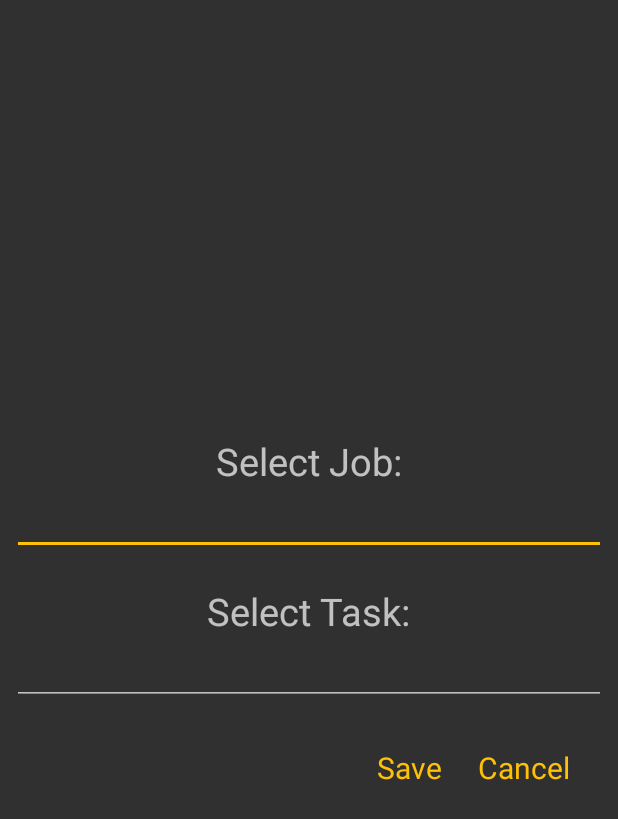
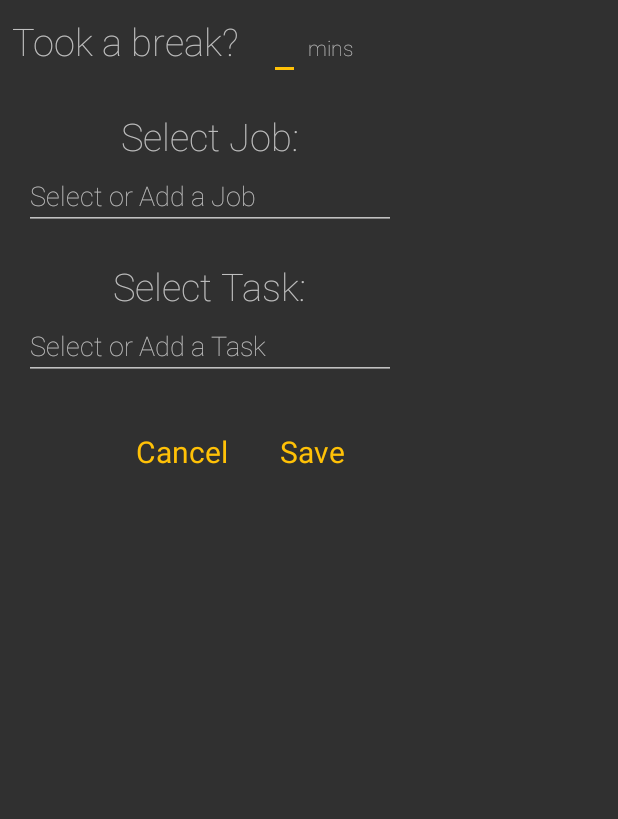
Before and after one commit to farsidesoul/TimesheetMe, an Android app: the layout fragment_daily_entry_add_job_task_popup.xml on its own in the app's theme, with its tools: preview values and no code run, on a phone screen of 412 x 824 dp. Shown: the top 819 px of the screen. Run offline under Robolectric (Android 15) with nearby library versions, the phone set to English and light mode, and no system bars.

Commit message:
Added: total break and hours worked to entries

```diff
--- a/app/src/main/java/au/com/bfbapps/timesheetme/UI/DailyEntryFragment.java
+++ b/app/src/main/java/au/com/bfbapps/timesheetme/UI/DailyEntryFragment.java
@@ -11,9 +11,9 @@ import android.view.View;
 import android.view.ViewGroup;
 import android.widget.ArrayAdapter;
 import android.widget.AutoCompleteTextView;
+import android.widget.EditText;
 import android.widget.TextView;
 import android.widget.TimePicker;
-import android.widget.Toast;
 
 import com.github.clans.fab.FloatingActionButton;
 import com.github.clans.fab.FloatingActionMenu;
@@ -51,6 +51,8 @@ public class DailyEntryFragment extends Fragment {
 	private String mStartTime;
 	private String mFinishTime;
 	private double mBreak;
+	private long mStartLong;
+	private long mFinishLong;
 	private double mTotalHoursWorked;
 	private int mJobId;
 	private int mTaskId;
@@ -171,6 +173,8 @@ public class DailyEntryFragment extends Fragment {
 					@Override
 					public void onTimeSet(TimePicker timePicker, int hour, int minute) {
 						mStartTime = convertTimeToString(hour, minute);
+						Date date = Dates.ConvertTimeToDate(mStartTime);
+						mStartLong = date.getTime();
 						enterFinishTime();
 					}
 				}, hour, minute, true);
@@ -187,6 +191,8 @@ public class DailyEntryFragment extends Fragment {
 					@Override
 					public void onTimeSet(TimePicker timePicker, int hour, int minute) {
 						mFinishTime = convertTimeToString(hour, minute);
+						Date date = Dates.ConvertTimeToDate(mFinishTime);
+						mFinishLong = date.getTime();
 						enterJobAndTask();
 					}
 				}, hour, minute, true);
@@ -199,6 +205,7 @@ public class DailyEntryFragment extends Fragment {
 		dialog.setContentView(R.layout.fragment_daily_entry_add_job_task_popup);
 		dialog.setTitle("Enter Job and Task");
 
+		final EditText totalBreakEditText = (EditText)dialog.findViewById(R.id.daily_entry_break_editText);
 		final AutoCompleteTextView jobTextView =
 				(AutoCompleteTextView) dialog.findViewById(R.id.daily_entry_job_picker);
 		final AutoCompleteTextView taskTextView =
@@ -220,11 +227,12 @@ public class DailyEntryFragment extends Fragment {
 			public void onClick(View view) {
 				if (!jobTextView.getText().toString().equals("")
 						&& !taskTextView.getText().toString().equals("")) {
+
+					mBreak = (totalBreakEditText.getText().toString().equals("") ? 0 : Double.valueOf(totalBreakEditText.getText().toString()));
+					mTotalHoursWorked = calculateHoursWorked(mStartLong, mFinishLong) - (mBreak / 60);
+
 					mDb.createEntry(new Entry(getDateFromActionBar(mDateTextView.getText().toString()),
-							mStartTime, mFinishTime, 0, 0, 1, 1));
-//					mViewPager.setAdapter(new DailyEntryViewPagerAdapter(getResources(),
-//							getActivity().getSupportFragmentManager()));
-//					mViewPager.setCurrentItem(currentPosition);
+							mStartTime, mFinishTime, mBreak, mTotalHoursWorked, 1, 1));
 					mViewPager.getAdapter().notifyDataSetChanged();
 				}
 				dialog.dismiss();
@@ -246,6 +254,16 @@ public class DailyEntryFragment extends Fragment {
 
 	}
 
+	/**
+	 * Calculates the total worked hours
+	 * @param start start time in long format
+	 * @param finish finish time in long format
+	 * @return total hours worked
+	 */
+	private double calculateHoursWorked(long start, long finish){
+		return (double)(((finish - start) / 60000) / 60);
+	}
+
 	private ArrayList<String> extractJobName(List<Job> list){
 		ArrayList<String> extract = new ArrayList<>();
 		for(Job job : list){
--- a/app/src/main/java/au/com/bfbapps/timesheetme/Util/Dates.java
+++ b/app/src/main/java/au/com/bfbapps/timesheetme/Util/Dates.java
@@ -1,4 +1,6 @@
 package au.com.bfbapps.timesheetme.Util;
+
+import android.util.Log;
 
 import java.text.ParseException;
 import java.text.SimpleDateFormat;
@@ -7,7 +9,7 @@ import java.util.Date;
 
 public class Dates {
 	public static final String DATE_FORMAT = "dd/MM/yyyy";
-	public static final String TIME_FORMAT = "hh:mm:ss a";
+	public static final String TIME_FORMAT = "hh:mm a";
 
 	/**
 	 * Convert String date into Java Date
@@ -45,6 +47,17 @@ public class Dates {
 		return formatter.format(time);
 	}
 
+	public static Date ConvertTimeToDate(String time){
+		SimpleDateFormat formatter = new SimpleDateFormat(TIME_FORMAT);
+		try {
+			return formatter.parse(time);
+		} catch (ParseException e) {
+			e.printStackTrace();
+			Log.d("DATE", "UNABLE TO PARSE");
+		}
+		return null;
+	}
+
 
 	public static Date AddDaysToDate(Date date, int daysToAdd){
 		Calendar c = Calendar.getInstance();
--- a/app/src/main/java/au/com/bfbapps/timesheetme/helper/DatabaseHelper.java
+++ b/app/src/main/java/au/com/bfbapps/timesheetme/helper/DatabaseHelper.java
@@ -55,7 +55,7 @@ public class DatabaseHelper extends SQLiteOpenHelper {
     private static final String CREATE_TABLE_DAILY_ENTRY = "CREATE TABLE "
             + TABLE_ENTRY + "(" + COLUMN_ID + " INTEGER PRIMARY KEY," + COLUMN_DATE
             + " DATE," + COLUMN_START_TIME + " DATETIME," + COLUMN_FINISH_TIME + " DATETIME,"
-            + COLUMN_TOTAL_BREAK + " REAL," + COLUMN_TOTAL_HOURS_WORKED + " REAL,"
+            + COLUMN_TOTAL_BREAK + " INTEGER," + COLUMN_TOTAL_HOURS_WORKED + " REAL,"
             + COLUMN_JOB_ID + " INTEGER," + COLUMN_TASK_ID + " INTEGER, FOREIGN KEY("
             + COLUMN_JOB_ID + ") REFERENCES " + TABLE_JOB + "(" + COLUMN_ID + "), FOREIGN KEY("
             + COLUMN_TASK_ID + ") REFERENCES " + TABLE_TASK + "(" + COLUMN_ID + "))";
--- a/app/src/main/res/layout/fragment_daily_entry_add_job_task_popup.xml
+++ b/app/src/main/res/layout/fragment_daily_entry_add_job_task_popup.xml
@@ -1,14 +1,44 @@
 <?xml version="1.0" encoding="utf-8"?>
 <LinearLayout xmlns:android="http://schemas.android.com/apk/res/android"
 			  android:orientation="vertical"
-			  android:layout_width="match_parent"
-			  android:layout_height="match_parent"
-	android:gravity="center">
+			  android:layout_width="280dp"
+			  android:layout_height="wrap_content"
+	android:gravity="center"
+	android:padding="8dp">
+
+	<LinearLayout
+		android:layout_width="match_parent"
+		android:layout_height="wrap_content"
+		android:layout_marginBottom="20dp">
+
+		<TextView
+			android:layout_width="wrap_content"
+			android:layout_height="wrap_content"
+			android:text="Took a break?"
+			android:fontFamily="sans-serif-thin"
+			android:textSize="25sp"
+			android:layout_marginEnd="20dp"/>
+
+		<EditText
+			android:id="@+id/daily_entry_break_editText"
+			android:layout_width="wrap_content"
+			android:layout_height="wrap_content"
+			android:layout_marginEnd="5dp"
+			android:inputType="number"/>
+
+		<TextView
+			android:layout_width="wrap_content"
+			android:layout_height="wrap_content"
+			android:fontFamily="sans-serif-thin"
+			android:text="mins"/>
+
+	</LinearLayout>
 
 	<TextView
 		android:layout_width="wrap_content"
 		android:layout_height="wrap_content"
 		android:text="Select Job:"
+		android:fontFamily="sans-serif-thin"
 		android:textSize="25sp"/>
 
 	<AutoCompleteTextView
@@ -17,44 +47,60 @@
 		android:layout_height="wrap_content"
 		android:layout_marginBottom="20dp"
 		android:layout_marginEnd="8dp"
-		android:layout_marginStart="8dp"/>
+		android:layout_marginStart="8dp"
+		android:fontFamily="sans-serif-thin"
+		android:hint="Select or Add a Job"/>
 
 	<TextView
 		android:layout_width="wrap_content"
 		android:layout_height="wrap_content"
 		android:text="Select Task:"
+		android:fontFamily="sans-serif-thin"
 		android:textSize="25sp"/>
 
 	<AutoCompleteTextView
 		android:id="@+id/daily_entry_task_picker"
 		android:layout_width="match_parent"
 		android:layout_height="wrap_content"
-		android:layout_marginBottom="20dp"
 		android:layout_marginEnd="8dp"
-		android:layout_marginStart="8dp"/>
+		android:layout_marginStart="8dp"
+		android:fontFamily="sans-serif-thin"
+		android:hint="Select or Add a Task"/>
 
 	<LinearLayout
 		android:layout_width="match_parent"
-		android:layout_height="wrap_content"
+		android:layout_height="48dp"
 		android:orientation="horizontal"
-		android:gravity="end"
-		android:layout_marginEnd="16dp">
+		android:gravity="end|center_vertical"
+		android:layout_marginEnd="16dp"
+		android:layout_marginTop="24dp"
+		android:layout_marginBottom="8dp">
+
 		<TextView
-			android:id="@+id/daily_entry_save_button"
+			android:id="@+id/daily_entry_cancel_button"
 			android:layout_width="wrap_content"
-			android:layout_height="wrap_content"
-			android:padding="8dp"
+			android:layout_height="36dp"
+			android:minWidth="64dp"
 			android:layout_marginEnd="8dp"
-			android:text="Save"
+			android:layout_marginStart="8dp"
+			android:paddingEnd="8dp"
+			android:paddingStart="8dp"
+			android:gravity="center"
+			android:text="Cancel"
 			android:textSize="20sp"
 			android:textColor="@color/accentColor"/>
 
 		<TextView
-			android:id="@+id/daily_entry_cancel_button"
+			android:id="@+id/daily_entry_save_button"
 			android:layout_width="wrap_content"
-			android:layout_height="wrap_content"
-			android:padding="8dp"
-			android:text="Cancel"
+			android:layout_height="36dp"
+			android:minWidth="64dp"
+			android:layout_marginEnd="8dp"
+			android:layout_marginStart="8dp"
+			android:paddingEnd="8dp"
+			android:paddingStart="8dp"
+			android:text="Save"
+			android:gravity="center"
 			android:textSize="20sp"
 			android:textColor="@color/accentColor"/>
 
```
